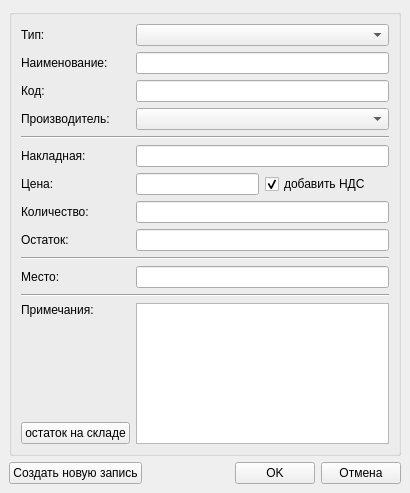
Qt form src/ui/prihodadd.ui (alex-krutikov/sklad) before a commit.
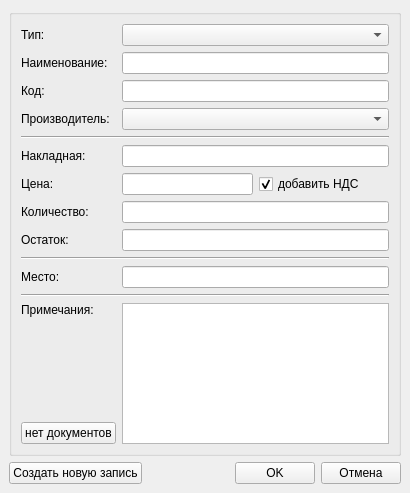
The same form after that commit.

Commit message:
Доработка пользовательского интерфейса.
 - добавлен столбец "место" в таблицу на вкладке "Наличие",
 - из вкладки "Приход" убрана кнопка "Фильтр",
 - добавлена кнопка "Добавить" во вкладку "Приход",
 - В карточке прихода кнопка "остаток на складе"
   заменена на "нет документов".

```diff
--- a/src/ui/prihodadd.ui
+++ b/src/ui/prihodadd.ui
@@ -47,7 +47,7 @@
       <item row="14" column="0" >
        <widget class="QPushButton" name="pb2" >
         <property name="text" >
-         <string>остаток на складе</string>
+         <string>нет документов</string>
         </property>
         <property name="autoDefault" >
          <bool>false</bool>
```
The commit also changes 4 other files.
